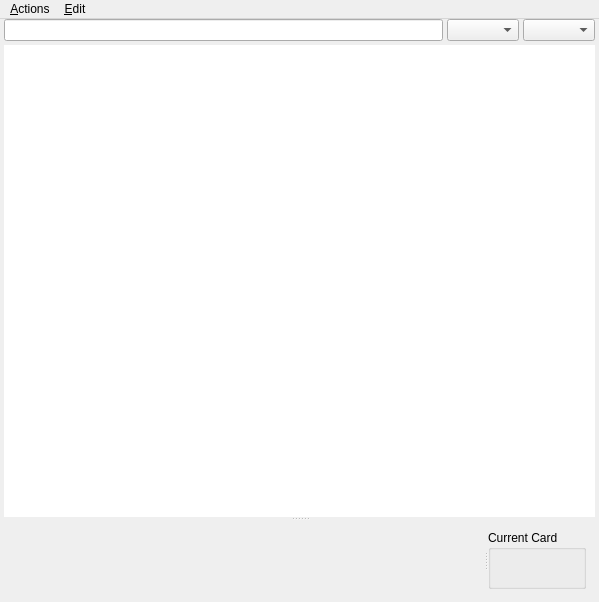
Before: the Qt Designer form designer/cardlist.ui in ankitects/anki, drawn with Qt 5.
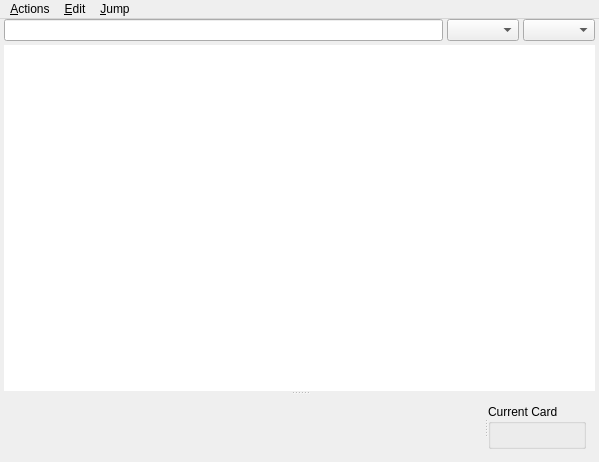
After: the same form once the commit is applied. Icons and pictures are not drawn.

Commit message: added jump menu to cardlist

```diff
--- a/designer/cardlist.ui
+++ b/designer/cardlist.ui
@@ -6,7 +6,7 @@
     <x>0</x>
     <y>0</y>
     <width>599</width>
-    <height>602</height>
+    <height>462</height>
    </rect>
   </property>
   <property name="windowTitle" >
@@ -18,7 +18,7 @@
      <x>0</x>
      <y>23</y>
      <width>599</width>
-     <height>579</height>
+     <height>439</height>
     </rect>
    </property>
    <layout class="QVBoxLayout" name="verticalLayout" >
@@ -196,8 +196,21 @@
     <addaction name="actionResetProgress" />
     <addaction name="actionDelete" />
    </widget>
+   <widget class="QMenu" name="menuJump" >
+    <property name="title" >
+     <string>&amp;Jump</string>
+    </property>
+    <addaction name="actionFind" />
+    <addaction name="actionFact" />
+    <addaction name="separator" />
+    <addaction name="actionFirstCard" />
+    <addaction name="actionPreviousCard" />
+    <addaction name="actionNextCard" />
+    <addaction name="actionLastCard" />
+   </widget>
    <addaction name="menuActions" />
    <addaction name="menuEdit" />
+   <addaction name="menuJump" />
   </widget>
   <action name="actionDelete" >
    <property name="icon" >
```
Left out of the diff: 72 changed lines with no effect on the pictures. The commit also changes 7 other files.
